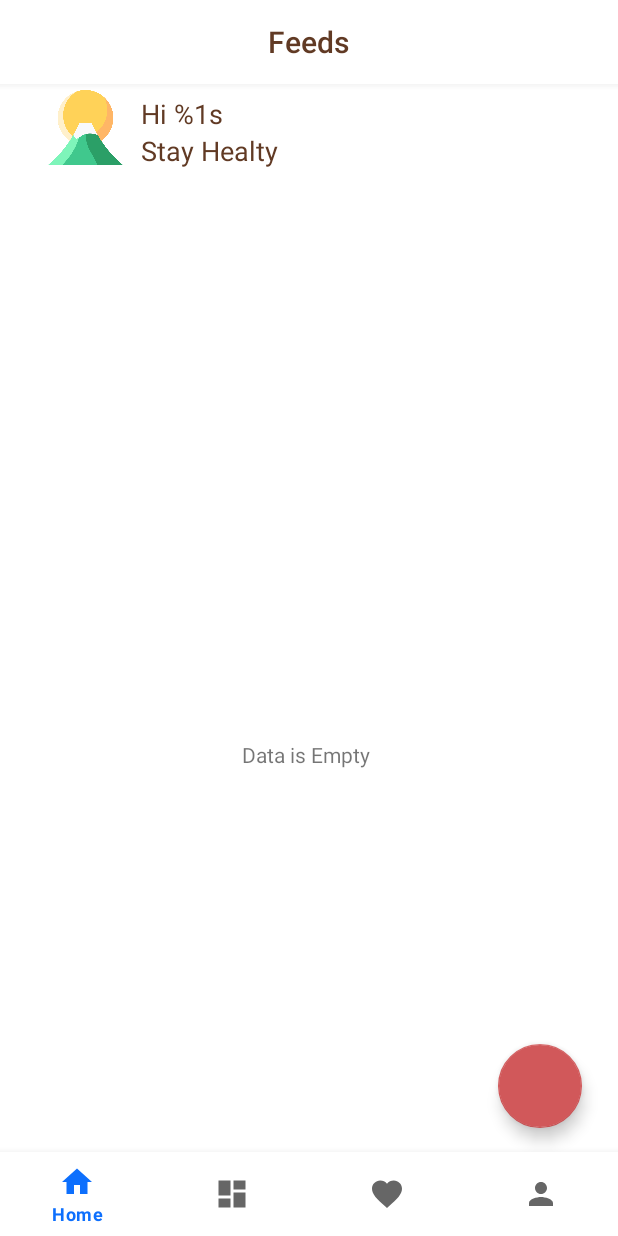
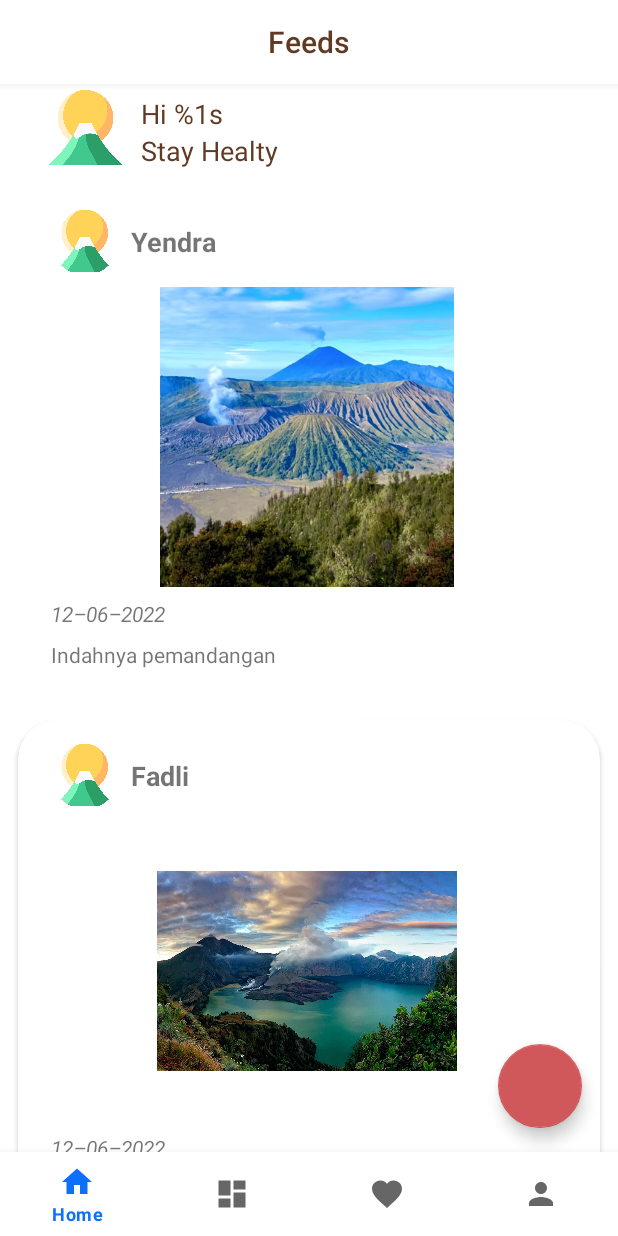
Before and after one commit to fadlinaufal06/Mountain-App, an Android app: the FeedFragment screen opened through its navigation route, on a phone screen of 412 x 824 dp. Run offline under Robolectric (Android 15) with nearby library versions, the phone set to English and light mode, and no system bars; our stand-ins replace CircleImageView, navigation-ui; libraries missing offline, so code that uses them is left out: com.getbase.floatingactionbutton, org.tensorflow.lite; plain views replace AddFloatingActionButton; pictures from the network do not load; 3 statements that could not run were skipped.

Commit message:
add beberapa feeds

```diff
--- /dev/null
+++ b/app/src/main/java/com/bangkit/mountainapp/data/local/GunungFeeds.kt
@@ -0,0 +1,12 @@
+package com.bangkit.mountainapp.data.local
+
+import android.os.Parcelable
+import kotlinx.parcelize.Parcelize
+
+@Parcelize
+data class GunungFeeds(
+    var userNameFeeds: String,
+    var gunungPhotoFeeds: Int,
+    var feedsUploadedAt: String,
+    var feedsDescription: String,
+) : Parcelable
--- a/app/src/main/java/com/bangkit/mountainapp/ui/feeds/FeedFragment.kt
+++ b/app/src/main/java/com/bangkit/mountainapp/ui/feeds/FeedFragment.kt
@@ -11,7 +11,10 @@ import androidx.datastore.preferences.core.Preferences
 import androidx.datastore.preferences.preferencesDataStore
 import androidx.fragment.app.Fragment
 import androidx.lifecycle.ViewModelProvider
+import androidx.recyclerview.widget.LinearLayoutManager
+import androidx.recyclerview.widget.RecyclerView
 import com.bangkit.mountainapp.R
+import com.bangkit.mountainapp.data.local.GunungFeeds
 import com.bangkit.mountainapp.data.local.UserPreference
 import com.bangkit.mountainapp.databinding.FragmentFeedsBinding
 import com.bangkit.mountainapp.helper.setProfilePicture
@@ -25,6 +28,8 @@ class FeedFragment : Fragment() {
 
     private var _binding: FragmentFeedsBinding? = null
     private lateinit var viewModel: FeedViewModel
+    private lateinit var rvGunungFeeds: RecyclerView
+    private val list = ArrayList<GunungFeeds>()
 
     // This property is only valid between onCreateView and
     // onDestroyView.
@@ -47,6 +52,15 @@ class FeedFragment : Fragment() {
             val intent = Intent(activity, FeedUploadActivity::class.java)
             startActivity(intent)
         }
+
+        rvGunungFeeds = binding.rvStory
+        rvGunungFeeds.setHasFixedSize(true)
+
+
+        list.addAll(listGunung)
+        showRecyclerList()
+        return root
+
 
         return root
     }
@@ -72,6 +86,27 @@ class FeedFragment : Fragment() {
         }
     }
 
+    private val listGunung: ArrayList<GunungFeeds>
+        get() {
+            val dataName = resources.getStringArray(R.array.user_name_feeds)
+            val dataDescription = resources.getStringArray(R.array.gunung_description_feeds)
+            val dataPhoto = resources.obtainTypedArray(R.array.gunung_photo_feeds)
+            val dataUploaded = resources.getStringArray(R.array.gunung_uploadedAt_feeds)
+            val listGunung = ArrayList<GunungFeeds>()
+            for (i in dataName.indices) {
+                val hero = GunungFeeds(dataName[i],dataPhoto.getResourceId(i, -1), dataUploaded[i], dataDescription[i] )
+                listGunung.add(hero)
+            }
+            return listGunung
+        }
+
+    private fun showRecyclerList() {
+        binding.rvStory.layoutManager = LinearLayoutManager(context)
+        val listHeroAdapter = ListFeedAdapter(list)
+        binding.rvStory.adapter = listHeroAdapter
+    }
+
+
     override fun onDestroyView() {
         super.onDestroyView()
         _binding = null
--- /dev/null
+++ b/app/src/main/java/com/bangkit/mountainapp/ui/feeds/ListFeedAdapter.kt
@@ -0,0 +1,36 @@
+package com.bangkit.mountainapp.ui.feeds
+
+import android.view.LayoutInflater
+import android.view.View
+import android.view.ViewGroup
+import android.widget.ImageView
+import android.widget.TextView
+import androidx.recyclerview.widget.RecyclerView
+import com.bangkit.mountainapp.R
+import com.bangkit.mountainapp.data.local.GunungFeeds
+
+class ListFeedAdapter(private val listGunung: ArrayList<GunungFeeds>) : RecyclerView.Adapter<ListFeedAdapter.ListViewHolder>() {
+
+    override fun onCreateViewHolder(parent: ViewGroup, viewType: Int): ListViewHolder {
+        val view: View = LayoutInflater.from(parent.context).inflate(R.layout.mountain_item, parent, false)
+        return ListViewHolder(view)
+
+    }
+
+    override fun onBindViewHolder(holder: ListViewHolder, position: Int) {
+        val (userNameFeeds, gunungPhotoFeeds, feedsUploadedAt, feedsDescription) = listGunung[position]
+        holder.imgPhoto.setImageResource(gunungPhotoFeeds)
+        holder.tvName.text = userNameFeeds
+        holder.tvUploadedAt.text = feedsUploadedAt
+        holder.tvDescriptionFeeds.text = feedsDescription
+    }
+
+    override fun getItemCount(): Int = listGunung.size
+
+    class ListViewHolder(itemView: View) : RecyclerView.ViewHolder(itemView) {
+        var imgPhoto: ImageView = itemView.findViewById(R.id.img_top_mountain1)
+        var tvName: TextView = itemView.findViewById(R.id.tv_mountain_name_2)
+        var tvUploadedAt: TextView = itemView.findViewById(R.id.tv_mountain_loc1)
+        var tvDescriptionFeeds: TextView = itemView.findViewById(R.id.tv_description)
+    }
+}
--- a/app/src/main/res/layout/fragment_feeds.xml
+++ b/app/src/main/res/layout/fragment_feeds.xml
@@ -106,7 +106,8 @@
         app:layout_constraintHorizontal_bias="0.491"
         app:layout_constraintStart_toStartOf="parent"
         app:layout_constraintTop_toTopOf="@+id/rv_story"
-        app:layout_constraintVertical_bias="0.42" />
+        app:layout_constraintVertical_bias="0.42"
+        android:visibility="gone"/>
 
     <com.getbase.floatingactionbutton.AddFloatingActionButton
         android:id="@+id/fab_add"
--- a/app/src/main/res/layout/mountain_item.xml
+++ b/app/src/main/res/layout/mountain_item.xml
@@ -25,7 +25,8 @@
             android:layout_marginTop="8dp"
             card_view:layout_constraintStart_toStartOf="parent"
             card_view:layout_constraintTop_toTopOf="parent"
-            tools:src="@tools:sample/avatars" />
+            tools:src="@tools:sample/avatars"
+            android:background="@drawable/mount_icon"/>
 
         <TextView
             android:id="@+id/tv_mountain_name_2"
--- a/app/src/main/res/values/strings.xml
+++ b/app/src/main/res/values/strings.xml
@@ -71,4 +71,37 @@
     <string name="preview_image">preview image</string>
     <string name="upload_image_from">Upload Image From:</string>
     <string name="upload_feed">Upload Feed</string>
+
+    <string name="upload_a_story">upload</string>
+    <string name="add_story">Add Photo</string>
+    <string name="preview_image_before_upload">preview image</string>
+
+
+    <string-array name="user_name_feeds">
+        <item>Yendra</item>
+        <item>Fadli</item>
+        <item>Handy</item>
+        <item>Ferdio</item>
+    </string-array>
+
+    <string-array name="gunung_description_feeds">
+        <item>Indahnya pemandangan</item>
+        <item>Pagi ini di rinjani</item>
+        <item>Kamu kapan kesini</item>
+        <item>Ayo ke ijen</item>
+    </string-array>
+
+    <string-array name="gunung_uploadedAt_feeds">
+        <item>12–06–2022</item>
+        <item>12–06–2022</item>
+        <item>12–06–2022</item>
+        <item>12–06–2022</item>
+    </string-array>
+
+    <integer-array name="gunung_photo_feeds">
+        <item>@drawable/bromo</item>
+        <item>@drawable/rinjani</item>
+        <item>@drawable/papandayan</item>
+        <item>@drawable/ijen</item>
+    </integer-array>
 </resources>
```
Also changed, not shown: 1 other file.
